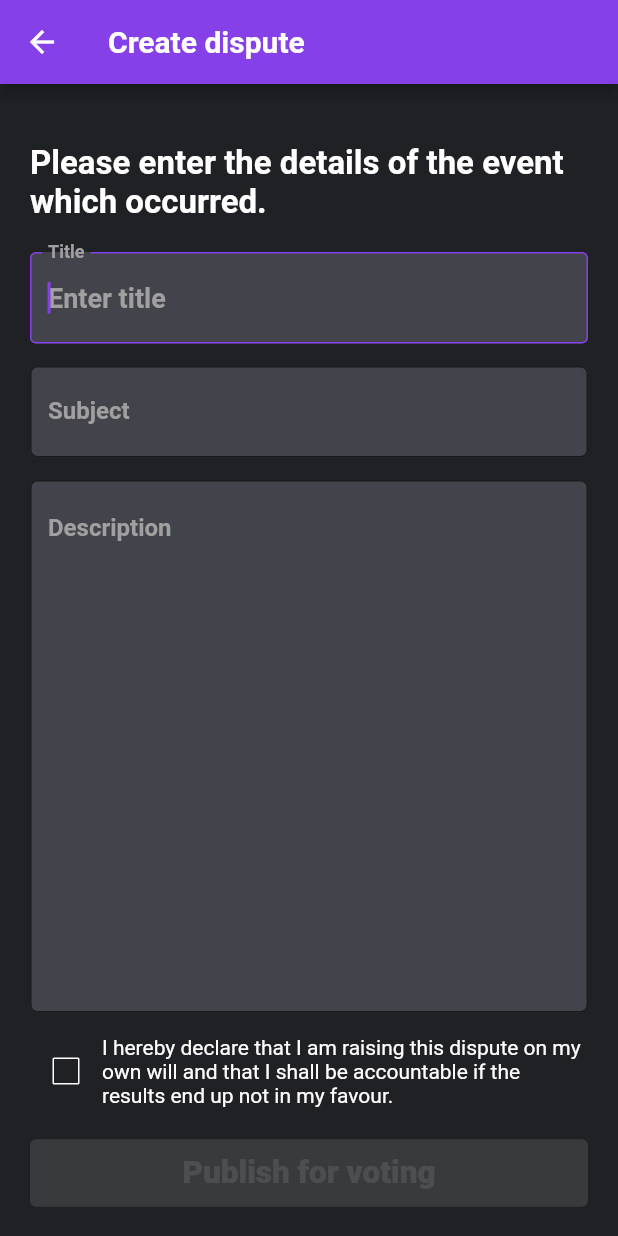
After one commit to abdullahaahmed0539/Ride, a Flutter app: the PublishDispute screen opened by its route, on a phone screen of 412 x 824 dp. The commit adds this screen. Run offline on Flutter 3.47's test engine with Material 2 defaults, Android fonts, the phone set to English and light mode, and no system bars; our stand-ins replace circular_countdown_timer, firebase_auth, firebase_core, flutter_rating_bar, intl_phone_field, pin_code_fields and 1 more; accounts and stored records are empty; Roboto replaces fonts that are missing (SF-Pro-Rounded, SF-Pro-Rounded-Medium).

Commit message:
Added rating, creation of dispute

```diff
--- /dev/null
+++ b/frontend/lib/screens/PublishDispute.dart
@@ -0,0 +1,135 @@
+import 'package:flutter/material.dart';
+import 'package:frontend/widgets/ui/DarkTextField.dart';
+import '../widgets/ui/LongButton.dart';
+import '../widgets/ui/TextArea.dart';
+import 'Home.dart';
+
+class PublishDispute extends StatefulWidget {
+  static const routeName = '/publish_dispute';
+  const PublishDispute({Key? key}) : super(key: key);
+
+  @override
+  State<PublishDispute> createState() => _PublishDisputeState();
+}
+
+class _PublishDisputeState extends State<PublishDispute> {
+  String title = '';
+  String subject = '';
+  String description = '';
+  bool agreed = false;
+
+  void setTitle(String val) {
+    setState(() {
+      title = val;
+    });
+  }
+
+  void setSubject(String val) {
+    setState(() {
+      subject = val;
+    });
+  }
+
+  void setDescription(String val) {
+    setState(() {
+      description = val;
+    });
+  }
+
+  void onSubmit() {
+    //http request for submission
+    Navigator.of(context)
+        .pushNamedAndRemoveUntil(Home.routeName, (route) => false);
+  }
+
+  @override
+  Widget build(BuildContext context) {
+    return GestureDetector(
+      onTap: () => FocusManager.instance.primaryFocus?.unfocus(),
+      child: Scaffold(
+        resizeToAvoidBottomInset: false,
+        backgroundColor: Theme.of(context).backgroundColor,
+        appBar: AppBar(
+          title: const Text('Create dispute'),
+        ),
+        body: SingleChildScrollView(
+          child: Container(
+            margin: const EdgeInsets.symmetric(horizontal: 20),
+            child: Column(
+                crossAxisAlignment: CrossAxisAlignment.start,
+                mainAxisSize: MainAxisSize.min,
+                children: [
+                  Container(
+                      margin: const EdgeInsets.only(top: 40),
+                      child: Text(
+                        'Please enter the details of the event which occurred.',
+                        style: Theme.of(context).textTheme.titleLarge,
+                      )),
+                  Container(
+                    margin: const EdgeInsets.only(top: 20),
+                    child: DarkTextField(
+                      label: 'Title',
+                      placeholder: 'Enter title',
+                      onChangeHandler: (val) => setTitle(val.toLowerCase()),
+                    ),
+                  ),
+                  Container(
+                    margin: const EdgeInsets.only(top: 15),
+                    child: DarkTextField(
+                      label: 'Subject',
+                      placeholder: 'Enter subject',
+                      onChangeHandler: (val) => setSubject(val.toLowerCase()),
+                    ),
+                  ),
+                  Container(
+                    margin: const EdgeInsets.only(top: 15),
+                    child: TextArea(
+                      label: 'Description',
+                      placeholder: 'Please Enter the details of the event.',
+                      onChangeHandler: (val) =>
+                          setDescription(val.toLowerCase()),
+                    ),
+                  ),
+                  Container(
+                      margin: const EdgeInsets.only(top: 15),
+                      child: Row(
+                        children: [
+                          Checkbox(
+                            activeColor: Theme.of(context).primaryColor,
+                            side: const BorderSide(
+                              color: Colors.white,
+                            ),
+                            value: agreed,
+                            onChanged: (value) {
+                              setState(() {
+                                agreed = value ?? false;
+                              });
+                            },
+                          ),
+                          const Expanded(
+                              child: Text(
+                            'I hereby declare that I am raising this dispute on my own will and that I shall be accountable if the results end up not in my favour. ',
+                            style: TextStyle(fontSize: 14),
+                          ))
+                        ],
+                      )),
+                  agreed && title!='' && subject!='' && description != ''
+                      ? Container(
+                          margin: const EdgeInsets.only(top: 20, bottom: 40),
+                          child: LongButton(
+                              buttonText: 'Publish for voting',
+                              handler: onSubmit,
+                              isActive: true))
+                      : Container(
+                          margin: const EdgeInsets.only(top: 20, bottom: 40),
+                          child: LongButton(
+                              buttonText: 'Publish for voting',
+                              handler: () {},
+                              isActive: false))
+                ]),
+          ),
+        ),
+      ),
+    );
+  }
+}
--- a/frontend/lib/screens/Verification.dart
+++ b/frontend/lib/screens/Verification.dart
@@ -51,8 +51,12 @@ class _VerificationState extends State<Verification> {
             verifying = false;
           });
           if (value.user != null) {
+            //login http request
             Navigator.of(context).pushNamedAndRemoveUntil(Home.routeName, (r) => false);
           }
+
+            //Navigator.of(context).pushNamed(Home.routeName, arguments: phoneNumber);
+
         },
         verificationFailed: (FirebaseAuthException e) {
           setState(() {
@@ -97,6 +101,8 @@ class _VerificationState extends State<Verification> {
   }
 
   Widget showEnabledNextButton() {
+    final phoneNumber =
+        ModalRoute.of(context)!.settings.arguments as PhoneNumber;
     return Container(
       margin: const EdgeInsets.only(top: 200),
       child: LongButton(
--- /dev/null
+++ b/frontend/lib/widgets/ui/TextArea.dart
@@ -0,0 +1,49 @@
+import 'package:flutter/material.dart';
+
+class TextArea extends StatelessWidget {
+  final String label;
+  final String placeholder;
+  final Function onChangeHandler;
+
+  const TextArea(
+      {required this.label,
+      required this.placeholder,
+      required this.onChangeHandler});
+
+  @override
+  Widget build(BuildContext context) {
+    return Column(
+      children: <Widget>[
+        TextField(
+          maxLines: 15,
+          onChanged: (val) {
+            onChangeHandler(val);
+          },
+          cursorColor: Theme.of(context).primaryColor,
+          autofocus: true,
+          autocorrect: false,
+          style: const TextStyle(
+              fontFamily: 'SF-Pro-Rounded', fontSize: 18, color: Colors.white),
+          decoration: InputDecoration(
+            border: OutlineInputBorder(
+              borderRadius: BorderRadius.circular(5),
+            ),
+            fillColor: const Color(0xFF43444B),
+            filled: true,
+            labelText: label,
+            alignLabelWithHint: true,
+            labelStyle: const TextStyle(
+                color: Color(0xFFA0A0A0),
+                fontSize: 16,
+                fontFamily: 'SF-Pro-Rounded-Medium'),
+            hintText: placeholder,
+            hintStyle: const TextStyle(color: Color(0xFFA0A0A0)),
+            focusedBorder: OutlineInputBorder(
+              borderSide: BorderSide(color: Theme.of(context).primaryColor),
+            ),
+          ),
+        ),
+      ],
+    );
+  }
+}
--- a/frontend/pubspec.yaml
+++ b/frontend/pubspec.yaml
@@ -32,6 +32,7 @@ dependencies:
   # cloud_firestore: ^3.1.10
   firebase_core: ^1.13.1
   circular_countdown_timer: ^0.2.1
+  flutter_rating_bar: ^4.0.0
 
 dev_dependencies:
   flutter_test:
```
Also changed, not shown: frontend/lib/main.dart (+14 -4 lines), frontend/lib/screens/DisputeGuidelines.dart (added, +92 -0 lines), frontend/lib/screens/Rating.dart (added, +115 -0 lines), frontend/lib/screens/Register.dart (+6 -5 lines), frontend/pubspec.lock.
